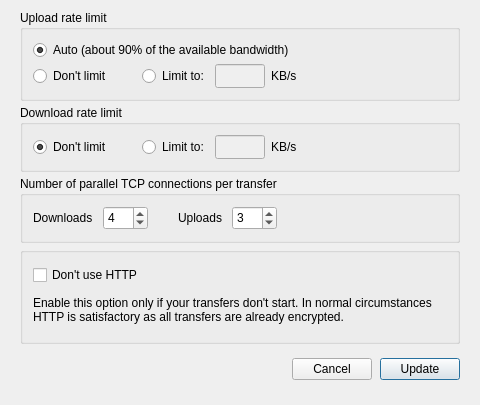
First picture: the form in src/MEGASync/gui/linux/BandwidthSettings.ui, repository meganz/MEGAsync, before the edit.
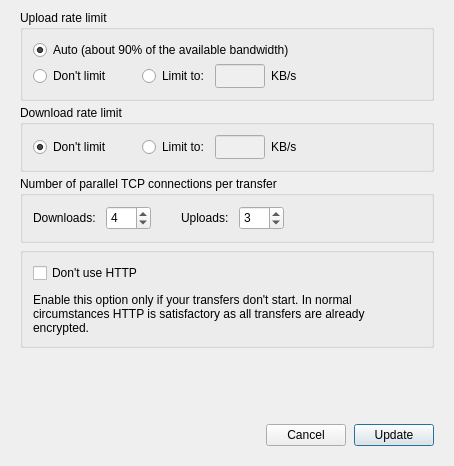
Second picture: the form after the edit.

Commit message: SNC-2053. Polish and refine new Settings (Windows & Linux)

The edit to the form file:
```diff
--- a/src/MEGASync/gui/linux/BandwidthSettings.ui
+++ b/src/MEGASync/gui/linux/BandwidthSettings.ui
@@ -9,16 +9,10 @@
    <rect>
     <x>0</x>
     <y>0</y>
-    <width>480</width>
-    <height>405</height>
+    <width>454</width>
+    <height>466</height>
    </rect>
   </property>
-  <property name="sizePolicy">
-   <sizepolicy hsizetype="Preferred" vsizetype="Preferred">
-    <horstretch>0</horstretch>
-    <verstretch>0</verstretch>
-   </sizepolicy>
-  </property>
   <property name="windowTitle">
    <string>Bandwidth</string>
   </property>
@@ -51,12 +45,6 @@
    </property>
    <item>
     <widget class="QGroupBox" name="gBandwidth">
-     <property name="sizePolicy">
-      <sizepolicy hsizetype="Preferred" vsizetype="Maximum">
-       <horstretch>0</horstretch>
-       <verstretch>0</verstretch>
-      </sizepolicy>
-     </property>
      <property name="layoutDirection">
       <enum>Qt::LeftToRight</enum>
      </property>
@@ -275,12 +263,6 @@
    </item>
    <item>
     <widget class="QGroupBox" name="gDownloadBandwidth">
-     <property name="sizePolicy">
-      <sizepolicy hsizetype="Preferred" vsizetype="Maximum">
-       <horstretch>0</horstretch>
-       <verstretch>0</verstretch>
-      </sizepolicy>
-     </property>
      <property name="title">
       <string>Download rate limit</string>
      </property>
@@ -441,12 +423,6 @@
    </item>
    <item>
     <widget class="QGroupBox" name="wTransferConnections">
-     <property name="sizePolicy">
-      <sizepolicy hsizetype="Preferred" vsizetype="Maximum">
-       <horstretch>0</horstretch>
-       <verstretch>0</verstretch>
-      </sizepolicy>
-     </property>
      <property name="title">
       <string>Number of parallel TCP connections per transfer</string>
      </property>
@@ -477,7 +453,7 @@
         <item>
          <widget class="QLabel" name="lDownloadConnections">
           <property name="text">
-           <string>Downloads</string>
+           <string>Downloads:</string>
           </property>
          </widget>
         </item>
@@ -519,7 +495,7 @@
         <item>
          <widget class="QLabel" name="lUploadConnections">
           <property name="text">
-           <string>Uploads</string>
+           <string>Uploads:</string>
           </property>
          </widget>
         </item>
@@ -558,18 +534,9 @@
    </item>
    <item>
     <widget class="QGroupBox" name="gUseHttps">
-     <property name="sizePolicy">
-      <sizepolicy hsizetype="Preferred" vsizetype="Maximum">
-       <horstretch>0</horstretch>
-       <verstretch>0</verstretch>
-      </sizepolicy>
-     </property>
      <layout class="QVBoxLayout" name="gUseHttpsLayout">
       <property name="spacing">
-       <number>2</number>
-      </property>
-      <property name="sizeConstraint">
-       <enum>QLayout::SetMinAndMaxSize</enum>
+       <number>10</number>
       </property>
       <property name="leftMargin">
        <number>10</number>
@@ -585,18 +552,6 @@
       </property>
       <item>
        <widget class="QCheckBox" name="cbUseHttps">
-        <property name="minimumSize">
-         <size>
-          <width>0</width>
-          <height>24</height>
-         </size>
-        </property>
-        <property name="maximumSize">
-         <size>
-          <width>16777215</width>
-          <height>24</height>
-         </size>
-        </property>
         <property name="text">
          <string>Don't use HTTP</string>
         </property>
@@ -605,17 +560,11 @@
       <item>
        <widget class="QLabel" name="lUseHttps">
         <property name="sizePolicy">
-         <sizepolicy hsizetype="Preferred" vsizetype="Maximum">
+         <sizepolicy hsizetype="Preferred" vsizetype="Fixed">
           <horstretch>0</horstretch>
           <verstretch>0</verstretch>
          </sizepolicy>
         </property>
-        <property name="minimumSize">
-         <size>
-          <width>0</width>
-          <height>40</height>
-         </size>
-        </property>
         <property name="text">
          <string>Enable this option only if your transfers don't start. In normal circumstances HTTP is satisfactory as all transfers are already encrypted.</string>
         </property>
@@ -627,6 +576,19 @@
      </layout>
     </widget>
    </item>
+   <item>
+    <spacer name="verticalSpacer">
+     <property name="orientation">
+      <enum>Qt::Vertical</enum>
+     </property>
+     <property name="sizeHint" stdset="0">
+      <size>
+       <width>20</width>
+       <height>40</height>
+      </size>
+     </property>
+    </spacer>
+   </item>
    <item>
     <widget class="QWidget" name="buttonBox" native="true">
      <property name="sizePolicy">
```
Left out of the diff: 37 changed lines with no effect on the pictures. The commit also changes 21 other files.
